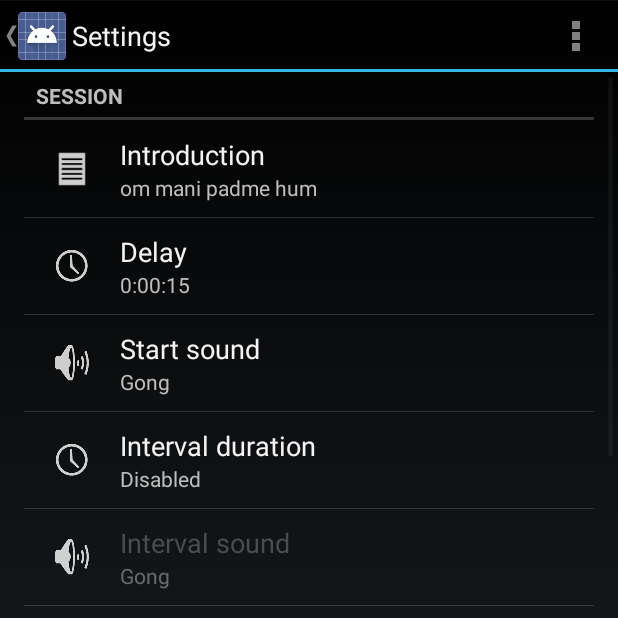
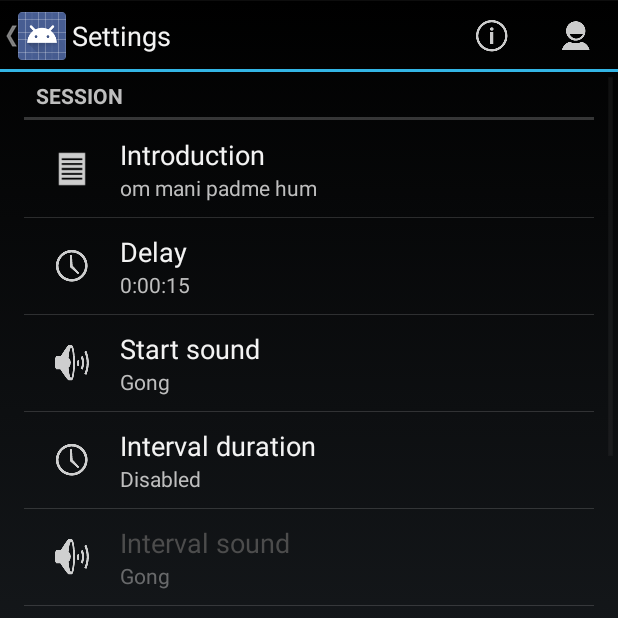
Before and after one commit to jbrains/meditationassistant, an Android app: the SettingsActivity screen opened directly, with no data from a screen before it, on a phone screen of 412 x 824 dp, the top half of it. Run offline under Robolectric (Android 15) with nearby library versions, the light colour scheme and no system bars; libraries missing offline, so code that uses them is left out: com.nononsenseapps.filepicker, com.opencsv, net.margaritov.preference, net.openid.appauth, org.acra and 3 more; 11 statements that could not run were skipped.

Commit message:
Resolve menu icon display issue

```diff
--- a/MeditationAssistant/src/main/res/menu/settings.xml
+++ b/MeditationAssistant/src/main/res/menu/settings.xml
@@ -1,18 +1,17 @@
 <menu xmlns:android="http://schemas.android.com/apk/res/android"
-    xmlns:app="http://schemas.android.com/apk/res-auto"
-    xmlns:tools="http://schemas.android.com/tools">
+      xmlns:tools="http://schemas.android.com/tools">
 
     <item
         android:id="@+id/action_about"
         android:icon="?attr/actionIconInfo"
+        android:showAsAction="always"
         android:title="@string/about"
-        tools:ignore="AlwaysShowAction"
-        app:showAsAction="always" />
+        tools:ignore="AlwaysShowAction"/>
     <item
         android:id="@+id/action_accountsettings"
         android:icon="?attr/actionIconPerson"
+        android:showAsAction="always"
         android:title="@string/account"
-        tools:ignore="AlwaysShowAction"
-        app:showAsAction="always" />
+        tools:ignore="AlwaysShowAction"/>
 
 </menu>
```
Also changed, not shown: MeditationAssistant/src/main/res/menu/about.xml (+5 -6 lines), MeditationAssistant/src/main/res/menu/main.xml (+3 -4 lines), MeditationAssistant/src/main/res/menu/medinet.xml (+15 -16 lines), MeditationAssistant/src/main/res/menu/progress.xml (+3 -4 lines).
